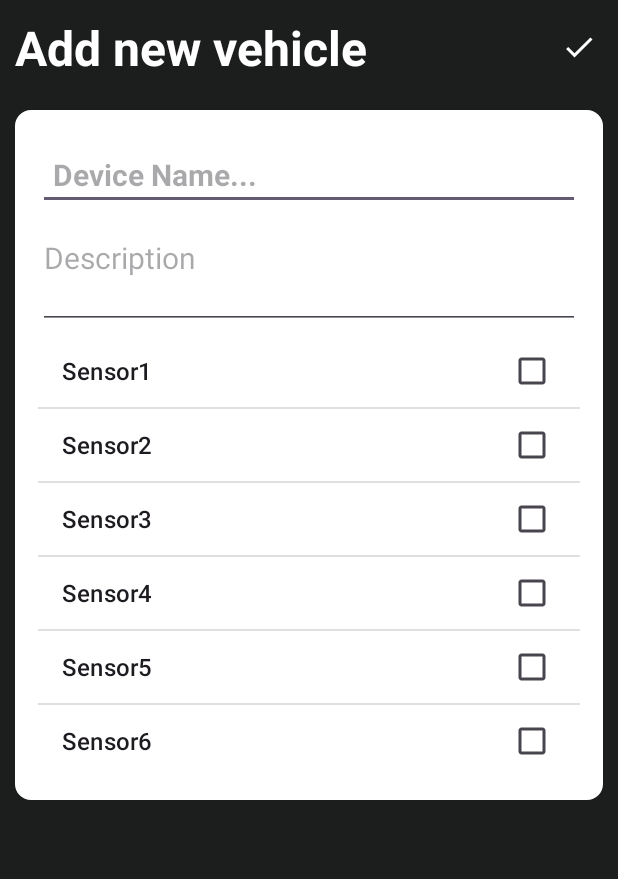
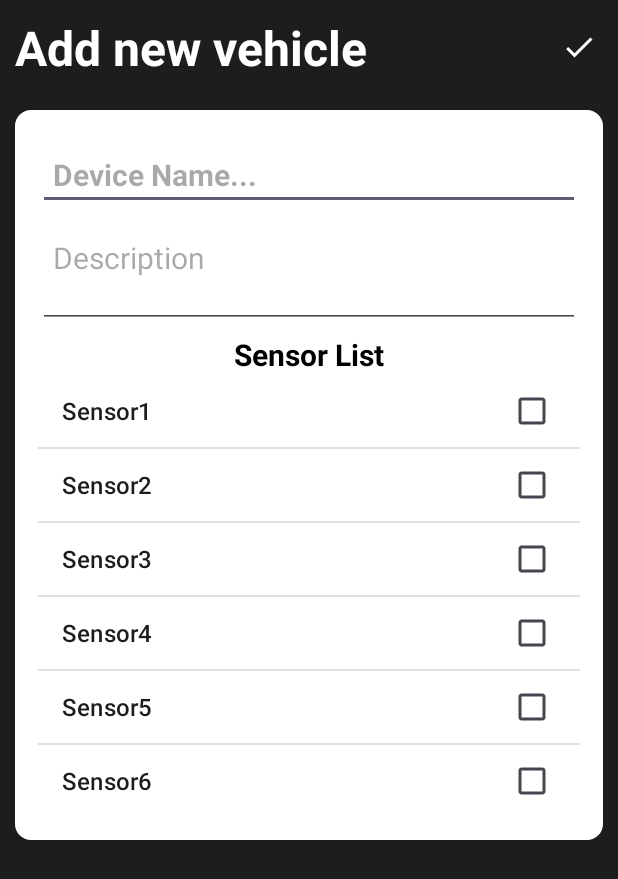
Before and after one commit to DMStoicescu/TPMS_Data_Visualizer, an Android app: the screen it shows after launch (DeviceDetailsActivity), after a tap on an icon or button, on a phone screen of 412 x 824 dp. Shown: the top 879 px of the screen. Run offline under Robolectric (Android 15) with nearby library versions, the phone set to English and light mode, and no system bars; our stand-ins replace Firebase (no records; nobody signed in at launch, a user with empty details on screens opened directly).

Commit message:
Create ConnectionHelper class and populate sensor list data

```diff
--- a/app/build.gradle.kts
+++ b/app/build.gradle.kts
@@ -40,6 +40,7 @@ dependencies {
     implementation("com.google.firebase:firebase-database:20.3.0")
     implementation("com.google.firebase:firebase-firestore:24.9.1")
     implementation("com.firebaseui:firebase-ui-firestore:8.0.2")
+    implementation("mysql:mysql-connector-java:5.1.49")
     testImplementation("junit:junit:4.13.2")
     androidTestImplementation("androidx.test.ext:junit:1.1.5")
     androidTestImplementation("androidx.test.espresso:espresso-core:3.5.1")
--- a/app/src/main/AndroidManifest.xml
+++ b/app/src/main/AndroidManifest.xml
@@ -1,7 +1,7 @@
 <?xml version="1.0" encoding="utf-8"?>
 <manifest xmlns:android="http://schemas.android.com/apk/res/android"
     xmlns:tools="http://schemas.android.com/tools">
-
+    <uses-permission android:name="android.permission.INTERNET"/>
     <application
         android:allowBackup="true"
         android:dataExtractionRules="@xml/data_extraction_rules"
--- /dev/null
+++ b/app/src/main/java/com/example/tpms_data_visualizer/ConnectionHelper.java
@@ -0,0 +1,38 @@
+package com.example.tpms_data_visualizer;
+
+import android.os.StrictMode;
+import android.util.Log;
+
+import java.sql.Connection;
+import java.sql.DriverManager;
+
+public class ConnectionHelper {
+    Connection con;
+    static String dbHost = "sql8.freesqldatabase.com" ;
+    static String dbPortNumber = "3306";
+    static String dbPassword = "JZVtahyQ8F";
+    static String dbUser = "sql8655171";
+    static String dbName = "sql8655171";
+
+    public Connection getConnection(){
+        StrictMode.ThreadPolicy policy = new StrictMode.ThreadPolicy.Builder().permitAll().build();
+        StrictMode.setThreadPolicy(policy);
+        Connection connection = null;
+        String connectionURL = null;
+
+        try {
+            Class.forName("com.mysql.jdbc.Driver");
+
+            // The format is: "jdbc:mysql://hostname:port/databaseName", "username", "password"
+            connectionURL = "jdbc:mysql://" + dbHost + ":" + dbPortNumber + "/" + dbName;
+            connection = DriverManager.getConnection(connectionURL, dbUser, dbPassword);
+
+        }
+        catch (Exception ex){
+            Log.e("PROBLEM", ex.getMessage());
+        }
+
+        return connection;
+    }
+
+}
--- a/app/src/main/java/com/example/tpms_data_visualizer/DeviceDetailsActivity.java
+++ b/app/src/main/java/com/example/tpms_data_visualizer/DeviceDetailsActivity.java
@@ -18,6 +18,9 @@ import com.google.android.material.floatingactionbutton.FloatingActionButton;
 import com.google.firebase.Timestamp;
 import com.google.firebase.firestore.DocumentReference;
 
+import java.sql.Connection;
+import java.sql.ResultSet;
+import java.sql.Statement;
 import java.util.ArrayList;
 import java.util.Date;
 
@@ -27,13 +30,17 @@ public class DeviceDetailsActivity extends AppCompatActivity {
     //TODO add the content
     ImageButton saveDeviceButton;
     FloatingActionButton deleteDeviceButton;
-    TextView titleDeviceTextView;
+    TextView titleDeviceTextView, sensorListTitle;
     String title,content,docId;
     boolean isViewMode = false;
 
+    //Database and population related variables
+    Connection connectToDb = null;
     String[] testArray = {"Sensor1","Sensor2","Sensor3","Sensor4","Sensor5","Sensor6"};
+    ArrayList <String> receivedSensorsId = new ArrayList<String>();
     ListView sensorListView;
     ArrayAdapter<String> listAdapter;
+
 
     @Override
     protected void onCreate(Bundle savedInstanceState) {
@@ -45,7 +52,10 @@ public class DeviceDetailsActivity extends AppCompatActivity {
         saveDeviceButton = findViewById(R.id.save_device_btn);
         titleDeviceTextView = findViewById(R.id.new_device);
         deleteDeviceButton = findViewById(R.id.delete_device_btn);
+        sensorListTitle = findViewById(R.id.sensor_list_title);
         sensorListView = findViewById(R.id.sensor_list_options);
+
+
 
         //Receive data logic
         title = getIntent().getStringExtra("title");
@@ -62,13 +72,43 @@ public class DeviceDetailsActivity extends AppCompatActivity {
         if(isViewMode){
             titleDeviceTextView.setText("Device: " + title);
             deleteDeviceButton.setVisibility(View.VISIBLE);
+            sensorListTitle.setVisibility(View.GONE);
             sensorListView.setVisibility(View.GONE);
-        }
-        else {
-            listAdapter = new ArrayAdapter<>(this, android.R.layout.simple_list_item_multiple_choice, testArray);
-            sensorListView.setAdapter(listAdapter);
+
         }
 
+        //Logic if we are in create mode
+        else {
+            //Logic for database query to retrieve unique sensor id:
+            try {
+                //Connect to database and query it for unique sensor id
+                ConnectionHelper connectionHelper = new ConnectionHelper();
+                connectToDb = connectionHelper.getConnection();
+                String dbGetSensorsIdQuery = "SELECT DISTINCT id FROM TPMSData";
+                Statement st = connectToDb.createStatement();
+                ResultSet resSet = st.executeQuery(dbGetSensorsIdQuery);
+                //Append the sensors to the sensorID list
+                while(resSet.next()){
+                    receivedSensorsId.add(resSet.getString(1));
+                }
+            }
+            catch (Exception ex){
+                Utility.showToast(DeviceDetailsActivity.this, "Could not retrieve data, check internet connection");
+            }
+
+            //If there are any received sensorsID display them otherwise display dummy data
+            if (!receivedSensorsId.isEmpty()) {
+                listAdapter = new ArrayAdapter<>(this, android.R.layout.simple_list_item_multiple_choice, receivedSensorsId);
+            }
+            else {
+                listAdapter = new ArrayAdapter<>(this, android.R.layout.simple_list_item_multiple_choice, testArray);
+
+            }
+
+            //Update the sensorListView with the right ListAdapter
+            sensorListView.setAdapter(listAdapter);
+
+        }
         //Buttons logic
         saveDeviceButton.setOnClickListener((v -> saveDevice()));
         deleteDeviceButton.setOnClickListener((v -> deleteDeviceFromFirebase()));
@@ -103,6 +143,7 @@ public class DeviceDetailsActivity extends AppCompatActivity {
 
             device.setCheckedSensorsArray(checkedSensors);
         }
+
 
         saveDeviceToFirebase(device);
     }
--- a/app/src/main/res/layout/activity_device_details.xml
+++ b/app/src/main/res/layout/activity_device_details.xml
@@ -41,48 +41,54 @@
         android:layout_width="match_parent"
         android:layout_height="wrap_content"
         android:layout_below="@id/title_bar_layout"
+        android:layout_marginVertical="20dp"
+        android:layout_marginTop="19dp"
+        android:background="@drawable/rounded_corners"
+        android:backgroundTint="@color/white"
         android:orientation="vertical"
-        android:padding="15dp"
-        android:layout_marginVertical="20dp"
-        android:backgroundTint="@color/white"
-        android:background="@drawable/rounded_corners">
+        android:padding="15dp">
 
         <EditText
+            android:id="@+id/device_title"
             android:layout_width="match_parent"
             android:layout_height="wrap_content"
-            android:id="@+id/device_title"
+            android:layout_marginVertical="4dp"
             android:hint="Device Name..."
-            android:textStyle="bold"
+            android:padding="10dp"
+            android:textColor="@color/black"
             android:textSize="20sp"
-            android:layout_marginVertical="4dp"
-            android:textColor="@color/black"
-            android:padding="10dp" />
+            android:textStyle="bold" />
 
         <EditText
+            android:id="@+id/device_description"
             android:layout_width="match_parent"
             android:layout_height="wrap_content"
-            android:id="@+id/device_description"
+            android:layout_marginVertical="4dp"
+            android:gravity="top"
             android:hint="Description"
             android:minLines="2"
-            android:gravity="top"
+            android:padding="10dp"
+            android:textColor="@color/black"
+            android:textSize="20sp" />
+
+
+        <TextView
+            android:id="@+id/sensor_list_title"
+            android:layout_width="match_parent"
+            android:layout_height="wrap_content"
+            android:gravity="center"
+            android:text="Sensor List"
+            android:textAlignment="center"
+            android:textColor="@color/black"
             android:textSize="20sp"
-            android:layout_marginVertical="4dp"
-            android:textColor="@color/black" />
+            android:textStyle="bold" />
 
-<!--        <Spinner-->
-<!--            android:id="@+id/spinner1"-->
-<!--            android:layout_width="match_parent"-->
-<!--            android:layout_height="wrap_content"-->
-<!--            android:background="@android:drawable/btn_dropdown"-->
-<!--            android:spinnerMode="dropdown"-->
-<!--            />-->
-
-            <ListView
-                android:layout_width="match_parent"
-                android:layout_height="wrap_content"
-                android:id="@+id/sensor_list_options"
-                android:choiceMode="multipleChoice"
-                android:visibility="visible"/>
+        <ListView
+            android:id="@+id/sensor_list_options"
+            android:layout_width="match_parent"
+            android:layout_height="wrap_content"
+            android:choiceMode="multipleChoice"
+            android:visibility="visible" />
     </LinearLayout>
 
     <com.google.android.material.floatingactionbutton.FloatingActionButton
```
